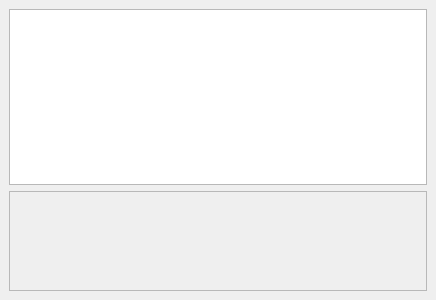
The window that cad/plugins/NanoVision-1/src/TrajectoryGraphicsWindow.ui (kanzure/nanoengineer) describes before a commit, drawn with Qt 5.
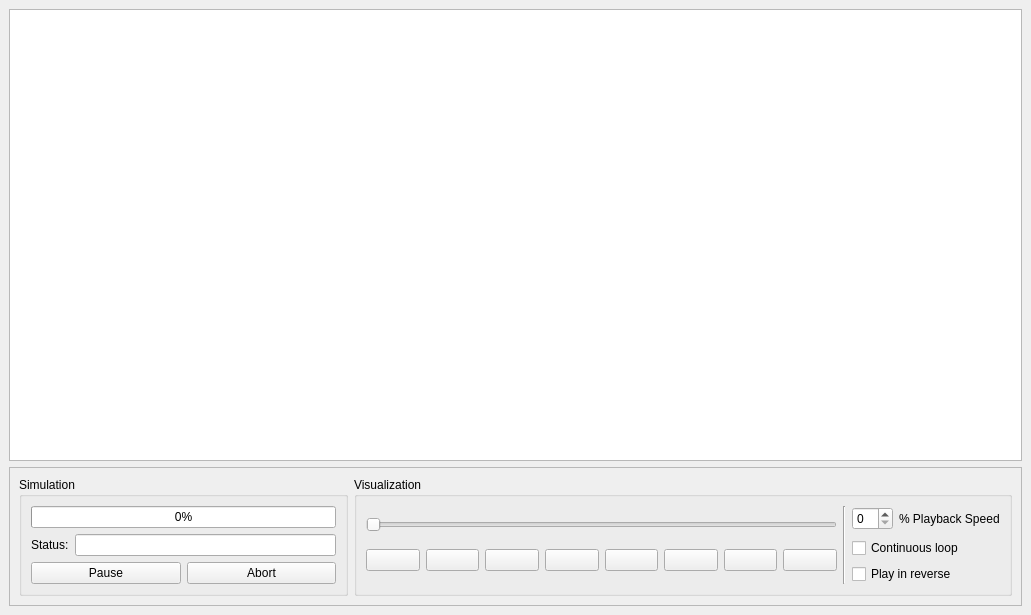
The same window after the commit. Icons and pictures are not drawn.

Commit message: UI setup with buttons, progress bars, sliders etc. as per mockup

What changed in the file:
```diff
--- a/cad/plugins/NanoVision-1/src/TrajectoryGraphicsWindow.ui
+++ b/cad/plugins/NanoVision-1/src/TrajectoryGraphicsWindow.ui
@@ -5,8 +5,8 @@
    <rect>
     <x>0</x>
     <y>0</y>
-    <width>436</width>
-    <height>300</height>
+    <width>1031</width>
+    <height>615</height>
    </rect>
   </property>
   <property name="windowTitle" >
@@ -20,21 +20,22 @@
     <number>6</number>
    </property>
    <item>
-    <widget class="QTextEdit" name="textEdit" />
+    <widget class="QTextEdit" name="textEdit" >
+     <property name="sizePolicy" >
+      <sizepolicy vsizetype="Expanding" hsizetype="Expanding" >
+       <horstretch>0</horstretch>
+       <verstretch>0</verstretch>
+      </sizepolicy>
+     </property>
+    </widget>
    </item>
    <item>
     <widget class="QFrame" name="frame" >
-     <property name="minimumSize" >
-      <size>
-       <width>16</width>
-       <height>100</height>
-      </size>
-     </property>
-     <property name="maximumSize" >
-      <size>
-       <width>16777215</width>
-       <height>100</height>
-      </size>
+     <property name="sizePolicy" >
+      <sizepolicy vsizetype="Fixed" hsizetype="Expanding" >
+       <horstretch>0</horstretch>
+       <verstretch>0</verstretch>
+      </sizepolicy>
      </property>
      <property name="frameShape" >
       <enum>QFrame::StyledPanel</enum>
@@ -42,6 +43,317 @@
      <property name="frameShadow" >
       <enum>QFrame::Raised</enum>
      </property>
+     <layout class="QHBoxLayout" >
+      <item>
+       <widget class="QGroupBox" name="simulationGroupBox" >
+        <property name="sizePolicy" >
+         <sizepolicy vsizetype="Preferred" hsizetype="MinimumExpanding" >
+          <horstretch>1</horstretch>
+          <verstretch>0</verstretch>
+         </sizepolicy>
+        </property>
+        <property name="title" >
+         <string>Simulation</string>
+        </property>
+        <layout class="QVBoxLayout" >
+         <item>
+          <widget class="QProgressBar" name="simulationProgressBar" >
+           <property name="value" >
+            <number>0</number>
+           </property>
+          </widget>
+         </item>
+         <item>
+          <layout class="QHBoxLayout" >
+           <item>
+            <widget class="QLabel" name="label" >
+             <property name="text" >
+              <string>Status:</string>
+             </property>
+            </widget>
+           </item>
+           <item>
+            <widget class="QLineEdit" name="simulationStatusLineEdit" >
+             <property name="readOnly" >
+              <bool>true</bool>
+             </property>
+            </widget>
+           </item>
+          </layout>
+         </item>
+         <item>
+          <layout class="QHBoxLayout" >
+           <item>
+            <widget class="QPushButton" name="simulationPauseButton" >
+             <property name="sizePolicy" >
+              <sizepolicy vsizetype="Fixed" hsizetype="Expanding" >
+               <horstretch>0</horstretch>
+               <verstretch>0</verstretch>
+              </sizepolicy>
+             </property>
+             <property name="toolTip" >
+              <string>Pause the simulation</string>
+             </property>
+             <property name="statusTip" >
+              <string>Pause the simulation</string>
+             </property>
+             <property name="whatsThis" >
+              <string>Pauses the simulation</string>
+             </property>
+             <property name="text" >
+              <string>Pause</string>
+             </property>
+            </widget>
+           </item>
+           <item>
+            <widget class="QPushButton" name="simulationAbortButton" >
+             <property name="sizePolicy" >
+              <sizepolicy vsizetype="Fixed" hsizetype="Expanding" >
+               <horstretch>0</horstretch>
+               <verstretch>0</verstretch>
+              </sizepolicy>
+             </property>
+             <property name="toolTip" >
+              <string>Abort the simulation</string>
+             </property>
+             <property name="statusTip" >
+              <string>Abort the simulation</string>
+             </property>
+             <property name="whatsThis" >
+              <string>Aborts the simulation</string>
+             </property>
+             <property name="text" >
+              <string>Abort</string>
+             </property>
+            </widget>
+           </item>
+          </layout>
+         </item>
+        </layout>
+       </widget>
+      </item>
+      <item>
+       <widget class="QGroupBox" name="visualizationGroupBox" >
+        <property name="sizePolicy" >
+         <sizepolicy vsizetype="Preferred" hsizetype="Expanding" >
+          <horstretch>2</horstretch>
+          <verstretch>0</verstretch>
+         </sizepolicy>
+        </property>
+        <property name="title" >
+         <string>Visualization</string>
+        </property>
+        <layout class="QHBoxLayout" >
+         <item>
+          <layout class="QVBoxLayout" >
+           <item>
+            <widget class="QSlider" name="horizontalSlider" >
+             <property name="toolTip" >
+              <string>Indicates animation progress</string>
+             </property>
+             <property name="statusTip" >
+              <string>Indicates animation progress</string>
+             </property>
+             <property name="whatsThis" >
+              <string>Indicates animation progress</string>
+             </property>
+             <property name="orientation" >
+              <enum>Qt::Horizontal</enum>
+             </property>
+            </widget>
+           </item>
+           <item>
+            <layout class="QHBoxLayout" >
+             <item>
+              <widget class="QPushButton" name="trajectoryFirstButton" >
+               <property name="toolTip" >
+                <string>First frame</string>
+               </property>
+               <property name="statusTip" >
+                <string>First frame</string>
+               </property>
+               <property name="whatsThis" >
+                <string>Sets the display to show the first frame</string>
+               </property>
+               <property name="text" >
+                <string/>
+               </property>
+               <property name="icon" >
+                <iconset>Icons/trajectory_first.png</iconset>
+               </property>
+              </widget>
+             </item>
+             <item>
+              <widget class="QPushButton" name="trajectoryMinusFiveButton" >
+               <property name="toolTip" >
+                <string>Retreat 5 frames</string>
+               </property>
+               <property name="statusTip" >
+                <string>Retreat 5 frames</string>
+               </property>
+               <property name="whatsThis" >
+                <string>Sets the display back by 5 frames</string>
+               </property>
+               <property name="text" >
+                <string/>
+               </property>
+               <property name="icon" >
+                <iconset>Icons/trajectory_minusfive.png</iconset>
+               </property>
+              </widget>
+             </item>
+             <item>
+              <widget class="QPushButton" name="trajectoryMinusOneButton" >
+               <property name="toolTip" >
+                <string>Retreat to previous frame</string>
+               </property>
+               <property name="statusTip" >
+                <string>Retreat to previous frame</string>
+               </property>
+               <property name="whatsThis" >
+                <string>Displays the previous frame</string>
+               </property>
+               <property name="text" >
+                <string/>
+               </property>
+               <property name="icon" >
+                <iconset>Icons/trajectory_minusone.png</iconset>
+               </property>
+              </widget>
+             </item>
+             <item>
+              <widget class="QPushButton" name="trajectoryPlayPauseButton" >
+               <property name="toolTip" >
+                <string>Play the trajectory</string>
+               </property>
+               <property name="statusTip" >
+                <string>Play the trajectory</string>
+               </property>
+               <property name="whatsThis" >
+                <string>Plays the animation of the trajectory</string>
+               </property>
+               <property name="text" >
+                <string/>
+               </property>
+               <property name="icon" >
+                <iconset>Icons/trajectory_play.png</iconset>
+               </property>
+              </widget>
+             </item>
+             <item>
+              <widget class="QPushButton" name="trajectoryStopButton" >
+               <property name="toolTip" >
+                <string>Stop the animation</string>
+               </property>
+               <property name="statusTip" >
+                <string>Stop the animation</string>
+               </property>
+               <property name="whatsThis" >
+                <string>Stops the animation, if it is playing</string>
+               </property>
+               <property name="text" >
+                <string/>
+               </property>
+               <property name="icon" >
+                <iconset>Icons/trajectory_stop.png</iconset>
+               </property>
+              </widget>
+             </item>
+             <item>
+              <widget class="QPushButton" name="trajectoryPlusOneButton" >
+               <property name="toolTip" >
+                <string>Advance to next frame</string>
+               </property>
+               <property name="statusTip" >
+                <string>Advance to next frame</string>
+               </property>
+               <property name="whatsThis" >
+                <string>Advances display to next frame</string>
+               </property>
+               <property name="text" >
+                <string/>
+               </property>
+               <property name="icon" >
+                <iconset>Icons/trajectory_plusone.png</iconset>
+               </property>
+              </widget>
+             </item>
+             <item>
+              <widget class="QPushButton" name="trajectoryPlusFiveButton" >
+               <property name="toolTip" >
+                <string>Advance 5 frames</string>
+               </property>
+               <property name="statusTip" >
+                <string>Advance 5 frames</string>
+               </property>
+               <property name="whatsThis" >
+                <string>Advances display by 5 frames</string>
+               </property>
+               <property name="text" >
+                <string/>
+               </property>
+               <property name="icon" >
+                <iconset>Icons/trajectory_plusfive.png</iconset>
+               </property>
+              </widget>
+             </item>
+             <item>
+              <widget class="QPushButton" name="trajectoryLastButton" >
+               <property name="text" >
+                <string/>
+               </property>
+               <property name="icon" >
+                <iconset>Icons/trajectory_last.png</iconset>
+               </property>
+              </widget>
+             </item>
+            </layout>
+           </item>
+          </layout>
+         </item>
+         <item>
+          <widget class="Line" name="line" >
+           <property name="orientation" >
+            <enum>Qt::Vertical</enum>
+           </property>
+          </widget>
+         </item>
+         <item>
+          <layout class="QVBoxLayout" >
+           <item>
+            <layout class="QHBoxLayout" >
+             <item>
+              <widget class="QSpinBox" name="playbackSpeedSpinBox" />
+             </item>
+             <item>
+              <widget class="QLabel" name="playbackSpeedLabel" >
+               <property name="text" >
+                <string>% Playback Speed</string>
+               </property>
+              </widget>
+             </item>
+            </layout>
+           </item>
+           <item>
+            <widget class="QCheckBox" name="continuousLoopCheckBox" >
+             <property name="text" >
+              <string>Continuous loop</string>
+             </property>
+            </widget>
+           </item>
+           <item>
+            <widget class="QCheckBox" name="playInReverseCheckBox" >
+             <property name="text" >
+              <string>Play in reverse</string>
+             </property>
+            </widget>
+           </item>
+          </layout>
+         </item>
+        </layout>
+       </widget>
+      </item>
+     </layout>
     </widget>
    </item>
   </layout>
```
Left out of the diff: 15 changed lines with no effect on the pictures.
